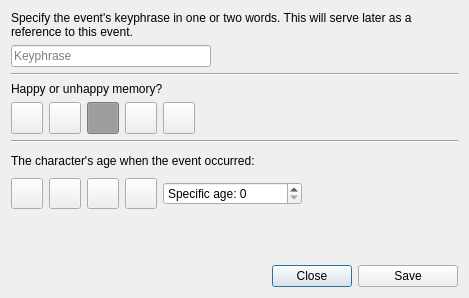
First picture: the form in ui/backstory_editor_dialog.ui, repository zkovari/plotlyst, before the edit.
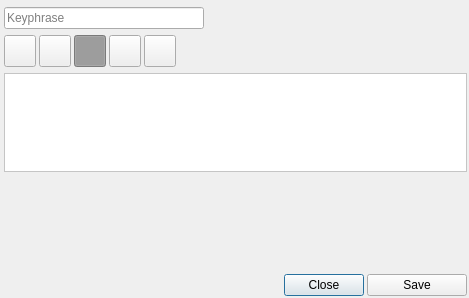
Second picture: the form after the edit. Custom widgets are drawn as their Qt base class.

Commit message:
Renovate character backstory widget (#154)
* Disable collapsible children for splitters

* PreventContextMenu for menu and toolbar

* Renovate character backstory widget

* progress

* progress

* progress

* add types

* fix test

What changed in the file:
```diff
--- a/ui/backstory_editor_dialog.ui
+++ b/ui/backstory_editor_dialog.ui
@@ -10,17 +10,35 @@
     <height>298</height>
    </rect>
   </property>
+  <property name="sizePolicy">
+   <sizepolicy hsizetype="Preferred" vsizetype="Maximum">
+    <horstretch>0</horstretch>
+    <verstretch>0</verstretch>
+   </sizepolicy>
+  </property>
   <property name="windowTitle">
    <string>Character backstory editor</string>
   </property>
   <layout class="QVBoxLayout" name="verticalLayout">
+   <property name="spacing">
+    <number>3</number>
+   </property>
+   <property name="leftMargin">
+    <number>4</number>
+   </property>
+   <property name="topMargin">
+    <number>4</number>
+   </property>
+   <property name="rightMargin">
+    <number>2</number>
+   </property>
+   <property name="bottomMargin">
+    <number>2</number>
+   </property>
    <item>
-    <widget class="QLabel" name="label">
-     <property name="text">
-      <string>Specify the event's keyphrase in one or two words. This will serve later as a reference to this event.</string>
-     </property>
-     <property name="wordWrap">
-      <bool>true</bool>
+    <widget class="Subtitle" name="wdgKeyphraseTitle" native="true">
+     <property name="title" stdset="0">
+      <string>Event's keyphrase</string>
      </property>
     </widget>
    </item>
@@ -38,15 +56,8 @@
     </widget>
    </item>
    <item>
-    <widget class="Line" name="line_2">
-     <property name="orientation">
-      <enum>Qt::Horizontal</enum>
-     </property>
-    </widget>
-   </item>
-   <item>
-    <widget class="QLabel" name="label_4">
-     <property name="text">
+    <widget class="Subtitle" name="widget" native="true">
+     <property name="title" stdset="0">
       <string>Happy or unhappy memory?</string>
      </property>
     </widget>
@@ -308,155 +319,31 @@
     </layout>
    </item>
    <item>
-    <widget class="Line" name="line">
-     <property name="orientation">
-      <enum>Qt::Horizontal</enum>
+    <widget class="Subtitle" name="widget_2" native="true">
+     <property name="title" stdset="0">
+      <string>Type of event</string>
      </property>
     </widget>
    </item>
    <item>
-    <layout class="QHBoxLayout" name="horizontalLayout_4">
-     <item>
-      <widget class="QLabel" name="label_2">
-       <property name="text">
-        <string>The character's age when the event occurred:</string>
-       </property>
-      </widget>
-     </item>
-     <item>
-      <widget class="QLabel" name="lblAge">
-       <property name="font">
-        <font>
-         <pointsize>15</pointsize>
-        </font>
-       </property>
-       <property name="text">
-        <string/>
-       </property>
-      </widget>
-     </item>
-    </layout>
-   </item>
-   <item>
-    <layout class="QHBoxLayout" name="horizontalLayout">
-     <item>
-      <widget class="QToolButton" name="btnBaby">
-       <property name="cursor">
-        <cursorShape>PointingHandCursor</cursorShape>
-       </property>
-       <property name="text">
-        <string/>
-       </property>
-       <property name="iconSize">
-        <size>
-         <width>24</width>
-         <height>24</height>
-        </size>
-       </property>
-       <property name="checkable">
-        <bool>true</bool>
-       </property>
-       <attribute name="buttonGroup">
-        <string notr="true">btnGroupAge</string>
-       </attribute>
-      </widget>
-     </item>
-     <item>
-      <widget class="QToolButton" name="btnChild">
-       <property name="cursor">
-        <cursorShape>PointingHandCursor</cursorShape>
-       </property>
-       <property name="text">
-        <string/>
-       </property>
-       <property name="iconSize">
-        <size>
-         <width>24</width>
-         <height>24</height>
-        </size>
-       </property>
-       <property name="checkable">
-        <bool>true</bool>
-       </property>
-       <attribute name="buttonGroup">
-        <string notr="true">btnGroupAge</string>
-       </attribute>
-      </widget>
-     </item>
-     <item>
-      <widget class="QToolButton" name="btnTeenager">
-       <property name="cursor">
-        <cursorShape>PointingHandCursor</cursorShape>
-       </property>
-       <property name="text">
-        <string/>
-       </property>
-       <property name="iconSize">
-        <size>
-         <width>24</width>
-         <height>24</height>
-        </size>
-       </property>
-       <property name="checkable">
-        <bool>true</bool>
-       </property>
-       <attribute name="buttonGroup">
-        <string notr="true">btnGroupAge</string>
-       </attribute>
-      </widget>
-     </item>
-     <item>
-      <widget class="QToolButton" name="btnAdult">
-       <property name="cursor">
-        <cursorShape>PointingHandCursor</cursorShape>
-       </property>
-       <property name="text">
-        <string/>
-       </property>
-       <property name="iconSize">
-        <size>
-         <width>24</width>
-         <height>24</height>
-        </size>
-       </property>
-       <property name="checkable">
-        <bool>true</bool>
-       </property>
-       <attribute name="buttonGroup">
-        <string notr="true">btnGroupAge</string>
-       </attribute>
-      </widget>
-     </item>
-     <item>
-      <widget class="QSpinBox" name="sbAge">
-       <property name="sizePolicy">
-        <sizepolicy hsizetype="Maximum" vsizetype="Fixed">
-         <horstretch>0</horstretch>
-         <verstretch>0</verstretch>
-        </sizepolicy>
-       </property>
-       <property name="prefix">
-        <string>Specific age: </string>
-       </property>
-       <property name="maximum">
-        <number>9999999</number>
-       </property>
-      </widget>
-     </item>
-     <item>
-      <spacer name="horizontalSpacer_2">
-       <property name="orientation">
-        <enum>Qt::Horizontal</enum>
-       </property>
-       <property name="sizeHint" stdset="0">
-        <size>
-         <width>40</width>
-         <height>20</height>
-        </size>
-       </property>
-      </spacer>
-     </item>
-    </layout>
+    <widget class="QScrollArea" name="scrollArea">
+     <property name="styleSheet">
+      <string notr="true">background-color: rgb(255, 255, 255);</string>
+     </property>
+     <property name="widgetResizable">
+      <bool>true</bool>
+     </property>
+     <widget class="QWidget" name="wdgTypes">
+      <property name="geometry">
+       <rect>
+        <x>0</x>
+        <y>0</y>
+        <width>461</width>
+        <height>78</height>
+       </rect>
+      </property>
+     </widget>
+    </widget>
    </item>
    <item>
     <spacer name="verticalSpacer">
@@ -531,6 +418,14 @@
    </item>
   </layout>
  </widget>
+ <customwidgets>
+  <customwidget>
+   <class>Subtitle</class>
+   <extends>QWidget</extends>
+   <header>src.main.python.plotlyst.view.widget.display</header>
+   <container>1</container>
+  </customwidget>
+ </customwidgets>
  <resources/>
  <connections/>
  <buttongroups>
```
Left out of the diff: 11 changed lines with no effect on the pictures. The commit also changes 21 other files.
